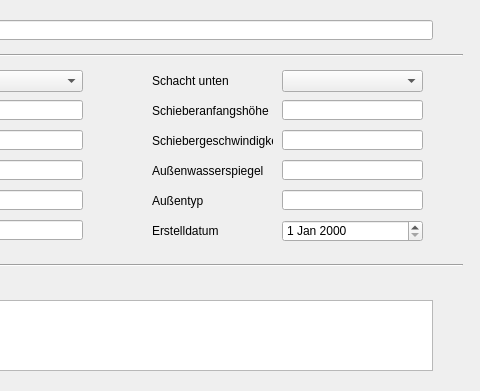
hoettges/QKan, file templates/wehre.ui: the form before one commit; both pictures show x 168 to 648 and y 0 to 391 of the 648 by 495 pixel window.
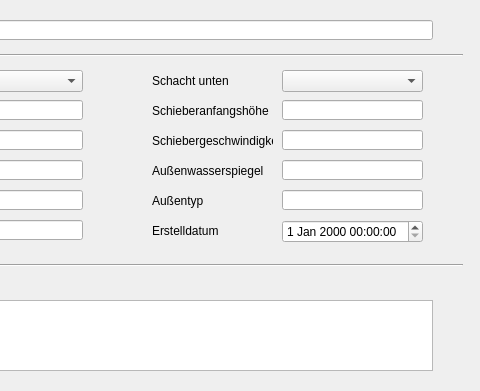
The form after the commit. Custom widgets are drawn as their Qt base class.

```diff
--- a/templates/wehre.ui
+++ b/templates/wehre.ui
@@ -332,16 +332,6 @@
      </rect>
     </property>
    </widget>
-   <widget class="QDateEdit" name="createdat">
-    <property name="geometry">
-     <rect>
-      <x>450</x>
-      <y>220</y>
-      <width>141</width>
-      <height>22</height>
-     </rect>
-    </property>
-   </widget>
    <widget class="QTextEdit" name="kommentar">
     <property name="geometry">
      <rect>
@@ -362,6 +352,16 @@
      </rect>
     </property>
    </widget>
+   <widget class="QgsDateTimeEdit" name="createdat">
+    <property name="geometry">
+     <rect>
+      <x>450</x>
+      <y>220</y>
+      <width>141</width>
+      <height>23</height>
+     </rect>
+    </property>
+   </widget>
   </widget>
   <widget class="QMenuBar" name="menubar">
    <property name="geometry">
@@ -375,6 +375,13 @@
   </widget>
   <widget class="QStatusBar" name="statusbar"/>
  </widget>
+ <customwidgets>
+  <customwidget>
+   <class>QgsDateTimeEdit</class>
+   <extends>QDateTimeEdit</extends>
+   <header>qgsdatetimeedit.h</header>
+  </customwidget>
+ </customwidgets>
  <resources/>
  <connections/>
 </ui>
```
